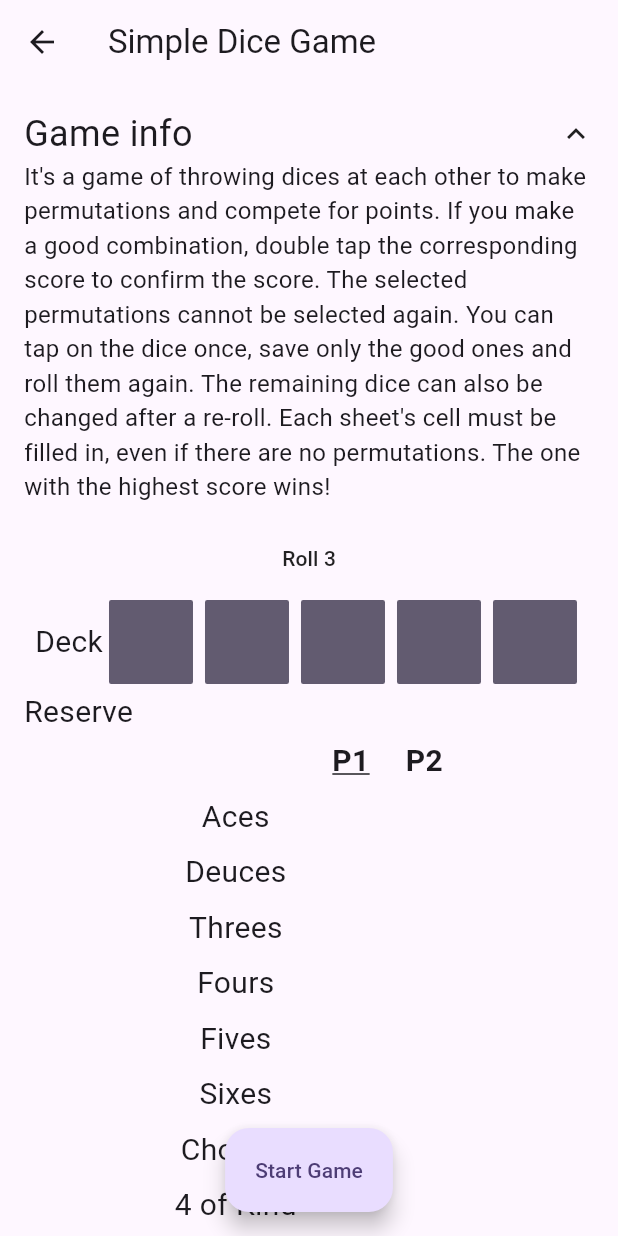
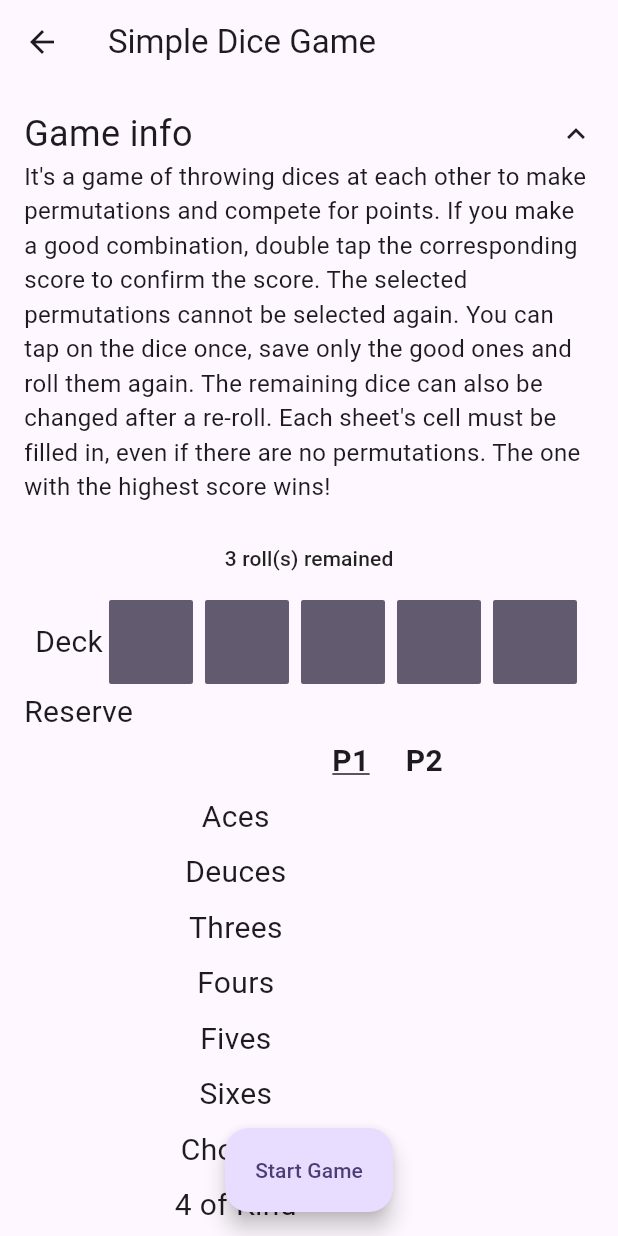
Before and after one commit to z7workbench/minigames, a Flutter app: the DiceGamePage screen opened directly, after a tap on "Start Game", on a phone screen of 412 x 824 dp. Run offline on Flutter 3.47's test engine with Material 2 defaults, Android fonts, the phone set to English and light mode, and no system bars; our stand-ins replace package_info_plus, rxdart; Roboto replaces fonts that are missing (MiSans).

Commit message:
feat: roll button text

```diff
--- a/lib/games/dices/yacht/yacht_dice_main.dart
+++ b/lib/games/dices/yacht/yacht_dice_main.dart
@@ -172,10 +172,10 @@ class _DiceGameState extends State<DiceGamePage> {
                                         listen: false)
                                     .rollingDice();
                               },
-                              child: Text("Roll " +
+                              child: Text(
                                   Provider.of<DiceNotifier>(context)
                                       .times
-                                      .toString()),
+                                      .toString() + S.of(context).dice_times),
                             ),
                             Row(
                                 mainAxisAlignment: MainAxisAlignment.center,
--- a/lib/l10n/intl_en.arb
+++ b/lib/l10n/intl_en.arb
@@ -34,6 +34,7 @@
   "dice_yacht_desc": "Yacht: 5 of the same number",
   "dice_bonus_desc": "Bonus: All score above 63 in the first six categories is awarded +35 bonus points",
   "dice_total": "Total",
+  "dice_times": " roll(s) remained",
   "dismiss": "Dismiss",
   "check": "Check",
   "minesweeper_title": "Minesweeper",
--- a/lib/l10n/intl_zh_CN.arb
+++ b/lib/l10n/intl_zh_CN.arb
@@ -34,6 +34,7 @@
   "dice_yacht_desc": "快艇：5个骰子的点数相同",
   "dice_bonus_desc": "奖励分：前6项总和超过63分可以获得+35额外分",
   "dice_total": "合计",
+  "dice_times": " 次剩余投掷次数",
   "check": "检查",
   "dismiss": "溜了",
   "minesweeper_title": "扫雷",
```
Also changed, not shown: lib/generated/intl/messages_en.dart, lib/generated/intl/messages_zh_CN.dart, lib/generated/l10n.dart.
